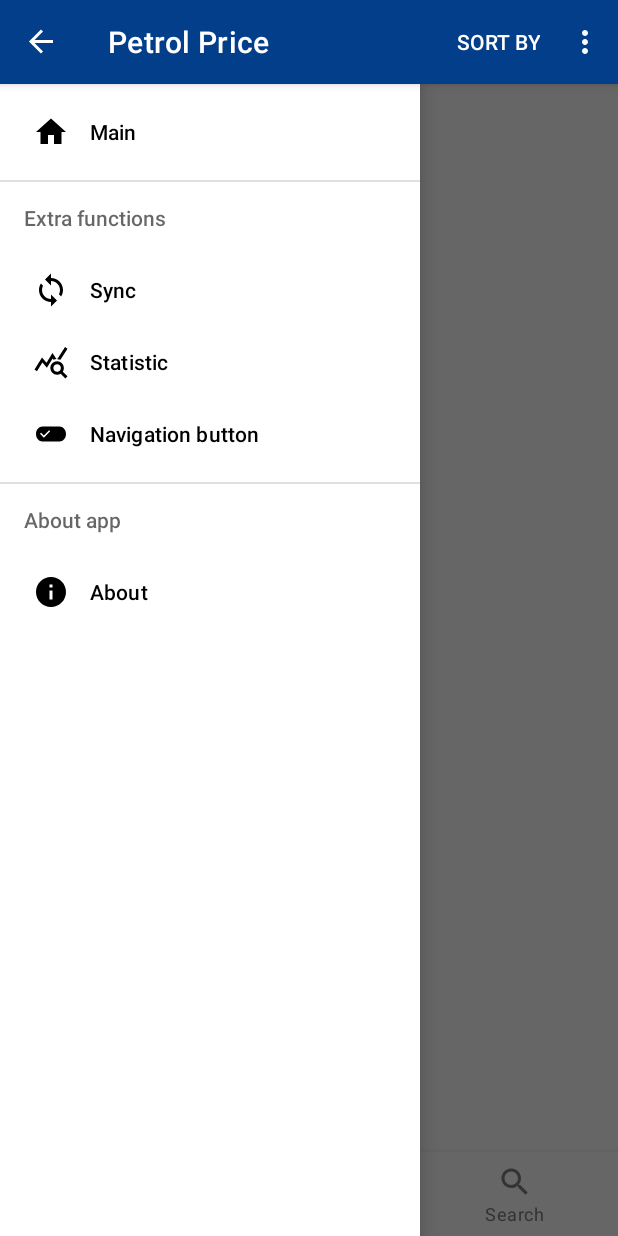
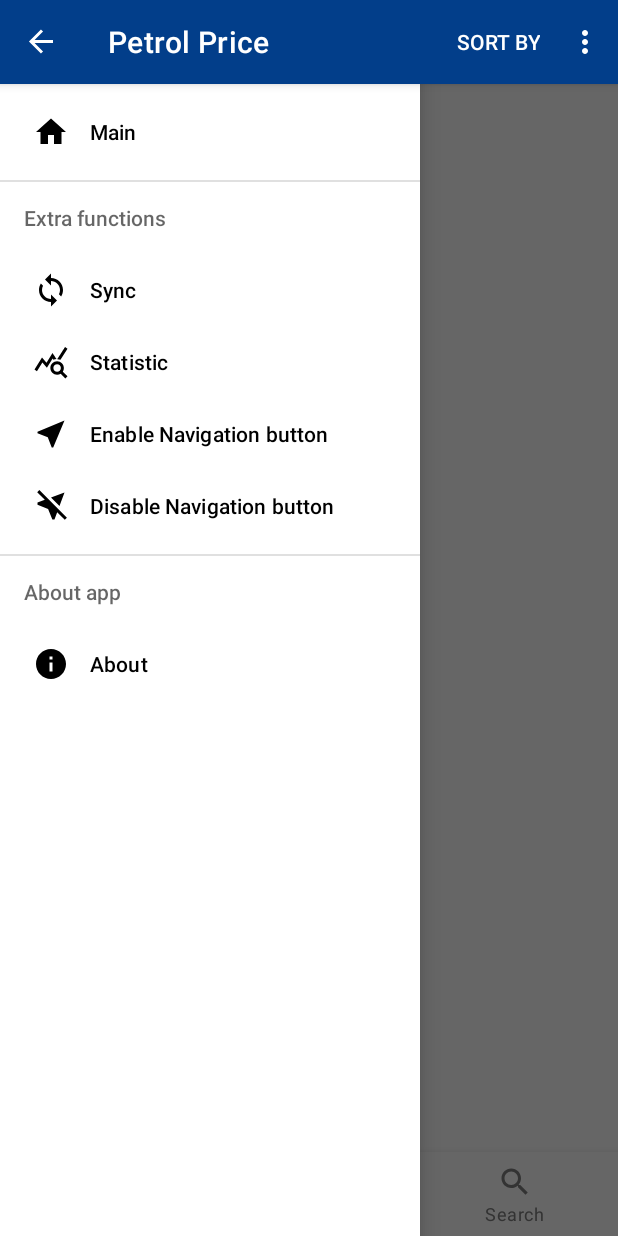
Before and after one commit to maciekkv/pp5, an Android app: the screen it shows after launch (MainActivity), with the side drawer open, on a phone screen of 412 x 824 dp. Run offline under Robolectric (Android 15) with nearby library versions, the phone set to English and light mode, and no system bars; pictures from the network do not load.

Commit message:
fab button with current navigation

```diff
--- a/app/build.gradle
+++ b/app/build.gradle
@@ -54,4 +54,8 @@ dependencies {
 
     //swipe
     implementation 'it.xabaras.android:recyclerview-swipedecorator:1.4'
+
+    implementation 'com.google.android.gms:play-services-maps:18.1.0'
+    implementation 'com.google.android.gms:play-services-location:21.0.1'
+
 }
--- a/app/src/main/java/com/example/pp5/fragments/HomeFragment.java
+++ b/app/src/main/java/com/example/pp5/fragments/HomeFragment.java
@@ -29,6 +29,7 @@ import com.example.pp5.R;
 import com.example.pp5.adapters.StationListAdapter;
 import com.example.pp5.models.StationModel;
 import com.example.pp5.viewmodels.StationListViewModel;
+import com.google.android.material.floatingactionbutton.FloatingActionButton;
 
 import java.util.ArrayList;
 import java.util.Collections;
@@ -45,7 +46,7 @@ public class HomeFragment extends Fragment {
     StationListAdapter adapter;
     SwipeRefreshLayout swipeRefreshLayout;
 
-    Button button;
+    FloatingActionButton fab;
 
 
     @Override
@@ -111,7 +112,8 @@ public class HomeFragment extends Fragment {
             }
         });
 
-        //button = view.findViewById(R.id.fab);
+
+
 
 
         return view;
--- /dev/null
+++ b/app/src/main/res/drawable/ic_baseline_near_me_24.xml
@@ -0,0 +1,5 @@
+<vector android:height="24dp" android:tint="#000000"
+    android:viewportHeight="24" android:viewportWidth="24"
+    android:width="24dp" xmlns:android="http://schemas.android.com/apk/res/android">
+    <path android:fillColor="@android:color/white" android:pathData="M21,3L3,10.53v0.98l6.84,2.65L12.48,21h0.98L21,3z"/>
+</vector>
--- /dev/null
+++ b/app/src/main/res/drawable/ic_baseline_near_me_disabled_24.xml
@@ -0,0 +1,5 @@
+<vector android:height="24dp" android:tint="#000000"
+    android:viewportHeight="24" android:viewportWidth="24"
+    android:width="24dp" xmlns:android="http://schemas.android.com/apk/res/android">
+    <path android:fillColor="@android:color/white" android:pathData="M12,6.34L21,3l-3.34,9L12,6.34zM22.61,19.78L4.22,1.39L2.81,2.81l5.07,5.07L3,9.69v1.41l7.07,2.83L12.9,21h1.41l1.81,-4.88l5.07,5.07L22.61,19.78z"/>
+</vector>
--- a/app/src/main/res/layout/activity_main.xml
+++ b/app/src/main/res/layout/activity_main.xml
@@ -16,6 +16,7 @@
         tools:context=".MainActivity">
 
 
+
         <FrameLayout
             android:id="@+id/fragmentContainer"
             android:layout_width="match_parent"
@@ -23,6 +24,15 @@
             app:layout_constraintBottom_toTopOf="@+id/bottomNavigationView"
             app:layout_constraintEnd_toEndOf="parent"
             app:layout_constraintStart_toStartOf="parent">
+
+        <com.google.android.material.floatingactionbutton.FloatingActionButton
+            android:layout_width="wrap_content"
+            android:layout_height="wrap_content"
+            android:id="@+id/fab"
+            android:src="@drawable/ic_baseline_navigation_24"
+            android:visibility="gone"
+            android:layout_marginStart="330dp"
+            android:layout_marginTop="600dp" />
 
 
 
--- a/app/src/main/res/layout/fragment_homefragment.xml
+++ b/app/src/main/res/layout/fragment_homefragment.xml
@@ -59,6 +59,7 @@
 
 
 
+
     </androidx.constraintlayout.widget.ConstraintLayout>
 
 </FrameLayout>
--- a/app/src/main/res/menu/navigation_drawer_menu.xml
+++ b/app/src/main/res/menu/navigation_drawer_menu.xml
@@ -19,11 +19,14 @@
         android:icon="@drawable/ic_baseline_query_stats_24"
         android:title="Statistic"/>
             <item
-        android:id="@+id/nav_button"
-        android:title="Navigation button"
-                android:icon="@drawable/ic_baseline_edit_attributes_24"
-
+        android:id="@+id/nav_button_enable"
+        android:title="Enable Navigation button"
+                android:icon="@drawable/ic_baseline_near_me_24"
                 />
+            <item
+                android:id="@+id/nav_button_disable"
+                android:title="Disable Navigation button"
+                android:icon="@drawable/ic_baseline_near_me_disabled_24"/>
         </menu>
     </item>
     <item android:title="About app">
--- a/app/src/main/res/values/strings.xml
+++ b/app/src/main/res/values/strings.xml
@@ -4,4 +4,5 @@
     <string name="hello_blank_fragment">Hello blank fragment</string>
     <string name="open">Open</string>
     <string name="close">Close</string>
+    <string name="my_map_api_key">AIzaSyCzy-e1gp2kJwRPGvMLALocctfy8VXBC7o</string>
 </resources>
```
Also changed, not shown: app/src/main/AndroidManifest.xml (+14 -3 lines), app/src/main/java/com/example/pp5/MainActivity.java (+58 -9 lines), app/src/main/java/com/example/pp5/MapsActivity.java (added, +102 -0 lines), app/src/main/res/layout/activity_maps.xml (added, +8 -0 lines).
